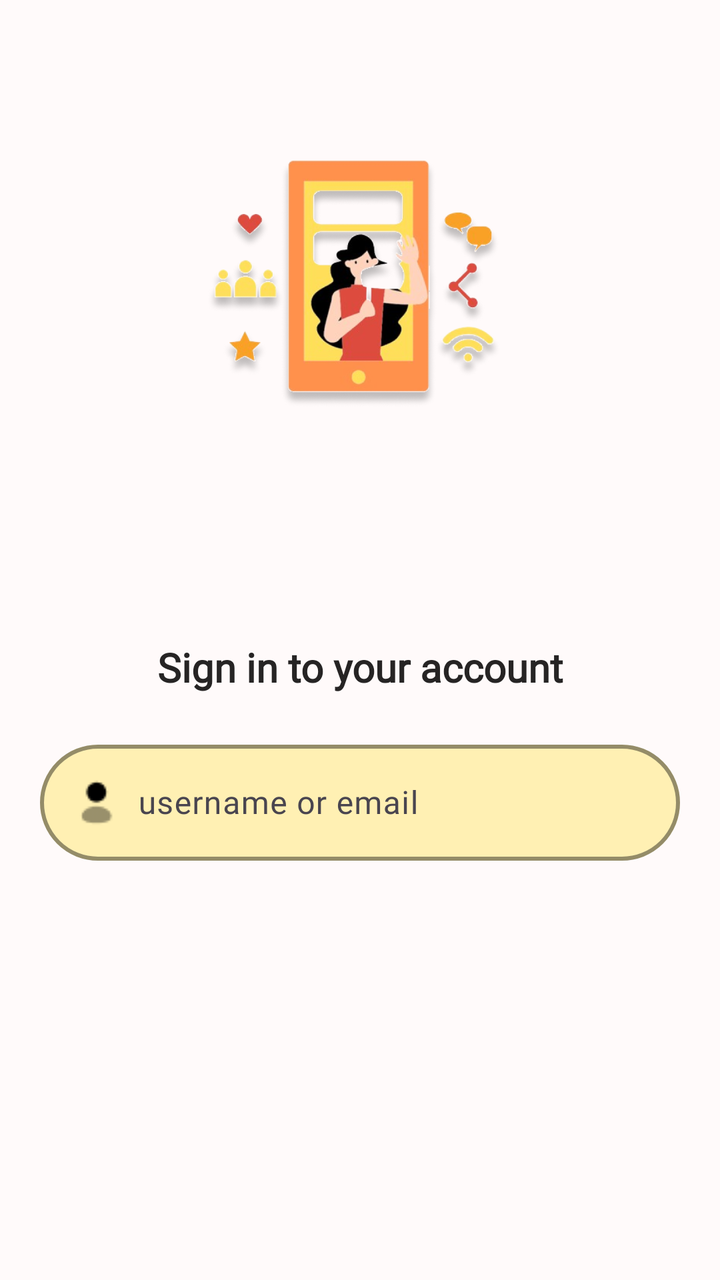
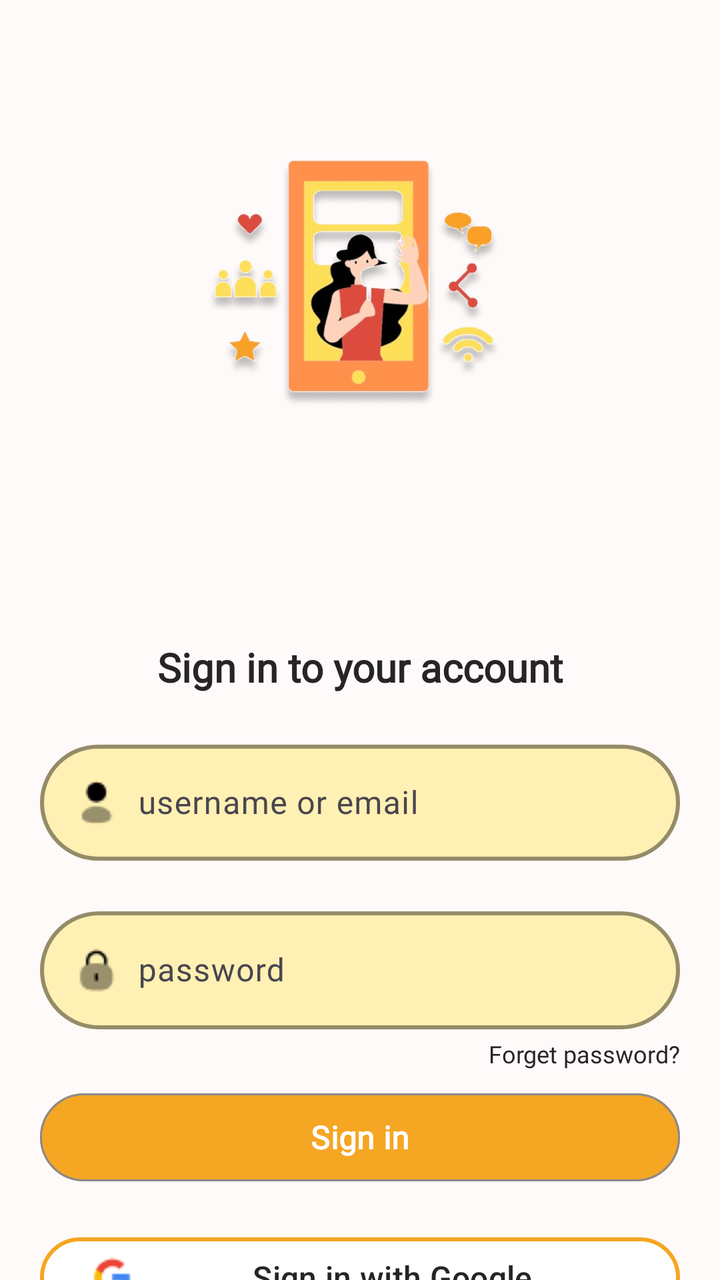

Two renders of the same Android screen: before a commit and after it. Below are the layout's source before the change and the commit's diff.
<!-- AndroidManifest.xml: application theme Theme.Radiate -->
<!-- res/layout/activity_signin_page.xml -->
<?xml version="1.0" encoding="utf-8"?>
<androidx.constraintlayout.widget.ConstraintLayout xmlns:android="http://schemas.android.com/apk/res/android"
    xmlns:app="http://schemas.android.com/apk/res-auto"
    xmlns:tools="http://schemas.android.com/tools"
    android:id="@+id/main"
    android:layout_width="match_parent"
    android:layout_height="match_parent"
    tools:context=".SigninPage"
    android:background="@color/softpinkwhitebackground">

    <ImageView
        android:id="@+id/imageSignin"
        android:layout_width="200dp"
        android:layout_height="200dp"
        android:layout_marginTop="40dp"
        android:src="@drawable/loginphoto"
        app:layout_constraintTop_toTopOf="parent"
        app:layout_constraintStart_toStartOf="parent"
        app:layout_constraintEnd_toEndOf="parent"/>

    <TextView
        android:id="@+id/signinText"
        android:layout_width="0dp"
        android:layout_height="wrap_content"
        android:text="@string/signin_intro_text"
        android:fontFamily="@font/opensans"
        android:textColor="@color/black"
        android:textStyle="bold"
        android:textSize="20sp"
        android:layout_marginTop="80dp"
        android:gravity="center"
        app:layout_constraintTop_toBottomOf="@id/imageSignin"
        app:layout_constraintStart_toStartOf="parent"
        app:layout_constraintEnd_toEndOf="parent"/>

    <com.google.android.material.textfield.TextInputLayout
        android:id="@+id/usernameLayoutSignin"
        android:layout_width="match_parent"
        android:layout_height="wrap_content"
        app:boxBackgroundMode="outline"
        app:boxBackgroundColor="@color/pastelyellow"
        app:boxCornerRadiusBottomStart="30dp"
        app:boxCornerRadiusBottomEnd="30dp"
        app:boxCornerRadiusTopEnd="30dp"
        app:boxCornerRadiusTopStart="30dp"
        app:boxStrokeWidth="2dp"
        app:boxStrokeColor="@color/softcoral"
        android:layout_marginTop="20dp"
        android:layout_marginStart="20dp"
        android:layout_marginEnd="20dp"
        app:layout_constraintTop_toBottomOf="@+id/signinText">

        <com.google.android.material.textfield.TextInputEditText
            android:id="@+id/usernameSignin"
            android:layout_width="match_parent"
            android:layout_height="wrap_content"
            android:drawableStart="@drawable/icon_profile"
            android:drawablePadding="8dp"
            android:textSize="16sp"
            android:hint="@string/signin_hint_text"
            android:textColorHint="@color/grey"
            android:inputType="textEmailAddress"
            android:textColor="@color/black"
            android:fontFamily="@font/opensans"/>

    </com.google.android.material.textfield.TextInputLayout>

</androidx.constraintlayout.widget.ConstraintLayout>
<!-- resources referenced by this layout -->
<resources>
  <color name="black">#262424</color>
  <color name="grey">#8A8A8A</color>
  <color name="pastelyellow">#FFF0B3</color>
  <color name="softcoral">#F5A623</color>
  <color name="softpinkwhitebackground">#FFFAFA</color>
  <!-- drawable icon_profile: png bitmap (drawable, 371 bytes) -->
  <!-- drawable loginphoto: png bitmap (drawable, 248317 bytes) -->
  <string name="signin_hint_text">username or email</string>
  <string name="signin_intro_text">Sign in to your account</string>
  <style name="Theme.Radiate" parent="Base.Theme.Radiate" />
  <style name="Base.Theme.Radiate" parent="Theme.Material3.DayNight.NoActionBar">
          
          
      </style>
</resources>

<!-- the commit's change to res/layout/activity_signin_page.xml (unified diff, before → after) -->
@@ -57,7 +57,7 @@
             android:drawableStart="@drawable/icon_profile"
             android:drawablePadding="8dp"
             android:textSize="16sp"
-            android:hint="@string/signin_hint_text"
+            android:hint="@string/username_hint_text"
             android:textColorHint="@color/grey"
             android:inputType="textEmailAddress"
             android:textColor="@color/black"
@@ -65,4 +65,83 @@
 
     </com.google.android.material.textfield.TextInputLayout>
 
+    <com.google.android.material.textfield.TextInputLayout
+        android:id="@+id/passwordSigninLayout"
+        android:layout_width="match_parent"
+        android:layout_height="wrap_content"
+        app:boxBackgroundMode="outline"
+        app:boxBackgroundColor="@color/pastelyellow"
+        app:boxCornerRadiusBottomStart="30dp"
+        app:boxCornerRadiusBottomEnd="30dp"
+        app:boxCornerRadiusTopEnd="30dp"
+        app:boxCornerRadiusTopStart="30dp"
+        app:boxStrokeWidth="2dp"
+        app:boxStrokeColor="@color/softcoral"
+        android:layout_marginTop="20dp"
+        android:layout_marginStart="20dp"
+        android:layout_marginEnd="20dp"
+        app:layout_constraintTop_toBottomOf="@+id/usernameLayoutSignin">
+
+        <com.google.android.material.textfield.TextInputEditText
+            android:id="@+id/passwordSignin"
+            android:layout_width="match_parent"
+            android:layout_height="wrap_content"
+            android:drawableStart="@drawable/icon_lock"
+            android:drawablePadding="8dp"
+            android:textSize="16sp"
+            android:hint="@string/password_hint_text"
+            android:textColorHint="@color/grey"
+            android:inputType="textEmailAddress"
+            android:textColor="@color/black"
+            android:fontFamily="@font/opensans"/>
+
+    </com.google.android.material.textfield.TextInputLayout>
+
+    <TextView
+        android:layout_width="wrap_content"
+        android:layout_height="wrap_content"
+        android:text="@string/forget_password_text"
+        android:textColor="@color/black"
+        android:textSize="12sp"
+        android:fontFamily="@font/opensans"
+        android:layout_marginTop="4dp"
+        app:layout_constraintEnd_toEndOf="@id/passwordSigninLayout"
+        app:layout_constraintTop_toBottomOf="@id/passwordSigninLayout"/>
+
+    <com.google.android.material.button.MaterialButton
+        android:id="@+id/btnSignin"
+        android:layout_width="match_parent"
+        android:layout_height="wrap_content"
+        android:text="@string/sign_in_text"
+        android:textSize="16sp"
+        android:textColor="@color/white"
+        android:fontFamily="@font/opensans"
+        android:textStyle="bold"
+        android:backgroundTint="@color/softcoral"
+        app:strokeWidth="1dp"
+        app:strokeColor="@color/grey"
+        android:minHeight="52dp"
+        android:layout_marginStart="20dp"
+        android:layout_marginEnd="20dp"
+        android:layout_marginTop="28dp"
+        app:layout_constraintTop_toBottomOf="@id/passwordSigninLayout"/>
+
+    <com.google.android.material.button.MaterialButton
+        android:id="@+id/btnGoogleSignIn"
+        android:layout_width="match_parent"
+        android:layout_height="wrap_content"
+        android:layout_marginStart="20dp"
+        android:layout_marginEnd="20dp"
+        app:strokeColor="@color/softcoral"
+        app:strokeWidth="2dp"
+        android:backgroundTint="@color/white"
+        android:drawableLeft="@drawable/google_logo"
+        android:text="Sign in with Google"
+        android:textSize="16sp"
+        android:textColor="@color/black"
+        android:drawablePadding="8dp"
+        android:layout_marginTop="20dp"
+        app:layout_constraintTop_toBottomOf="@+id/btnSignin"/>
+
+
 </androidx.constraintlayout.widget.ConstraintLayout>
<!-- resource entries referenced after the edit -->
@@ -5,10 +5,16 @@
   <color name="pastelyellow">#FFF0B3</color>
   <color name="softcoral">#F5A623</color>
   <color name="softpinkwhitebackground">#FFFAFA</color>
+  <color name="white">#FFFFFFFF</color>
+  <!-- drawable google_logo: png bitmap (drawable, 851 bytes) -->
+  <!-- drawable icon_lock: png bitmap (drawable, 419 bytes) -->
   <!-- drawable icon_profile: png bitmap (drawable, 371 bytes) -->
   <!-- drawable loginphoto: png bitmap (drawable, 248317 bytes) -->
-  <string name="signin_hint_text">username or email</string>
+  <string name="forget_password_text">Forget password?</string>
+  <string name="password_hint_text">password</string>
+  <string name="sign_in_text">Sign in</string>
   <string name="signin_intro_text">Sign in to your account</string>
+  <string name="username_hint_text">username or email</string>
   <style name="Theme.Radiate" parent="Base.Theme.Radiate" />
   <style name="Base.Theme.Radiate" parent="Theme.Material3.DayNight.NoActionBar">
           
